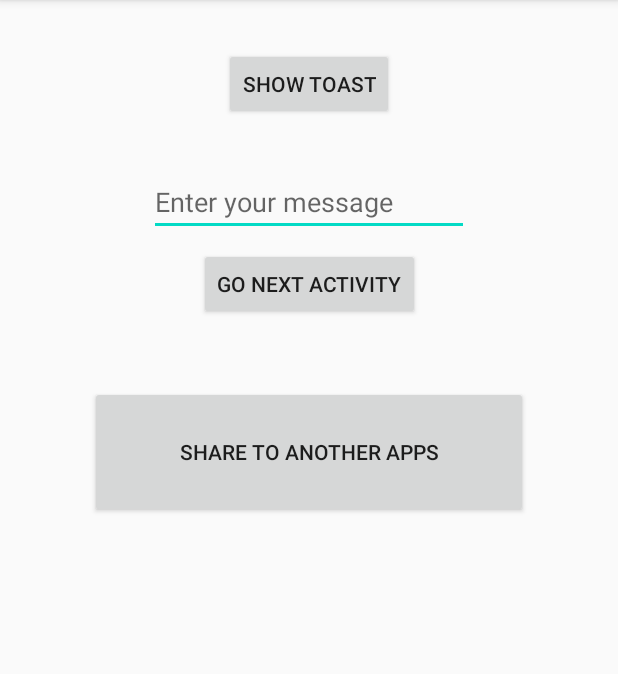
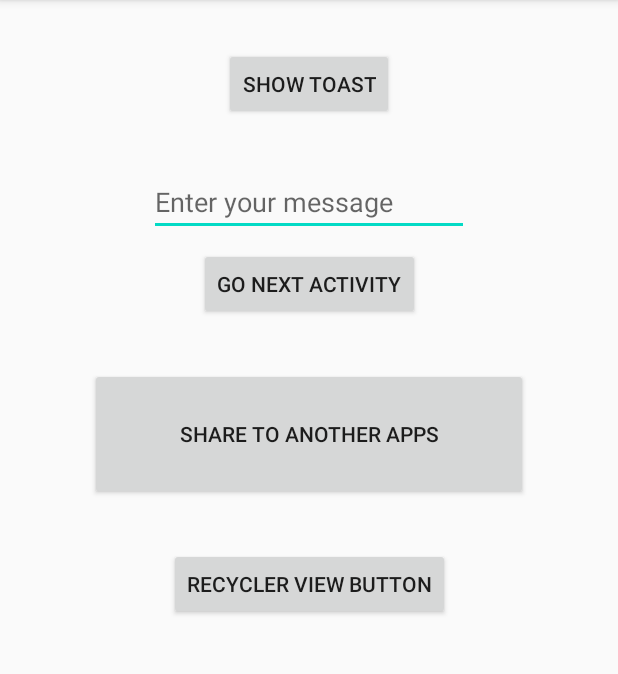
Before and after one commit to Gabrieal4Real/MsgShareApp, an Android app: the screen it shows after launch (MainActivity), on a phone screen of 412 x 824 dp, the part 84-758 px from its top. Run offline under Robolectric (Android 15) with nearby library versions, the phone set to English and light mode, and no system bars.

Commit message:
Part 3.1

```diff
--- a/app/src/main/AndroidManifest.xml
+++ b/app/src/main/AndroidManifest.xml
@@ -9,7 +9,8 @@
         android:roundIcon="@mipmap/ic_launcher_round"
         android:supportsRtl="true"
         android:theme="@style/AppTheme">
-        <activity android:name=".SecondActivity"></activity>
+        <activity android:name=".HobbiesActivity"></activity>
+        <activity android:name=".SecondActivity" />
         <activity android:name=".MainActivity">
             <intent-filter>
                 <action android:name="android.intent.action.MAIN" />
--- a/app/src/main/res/layout/activity_main.xml
+++ b/app/src/main/res/layout/activity_main.xml
@@ -42,11 +42,21 @@
             android:id="@+id/sharetootherapp"
             android:layout_width="292dp"
             android:layout_height="88dp"
-            android:layout_marginTop="44dp"
+            android:layout_marginTop="32dp"
             android:text="Share to Another Apps"
             app:layout_constraintEnd_toEndOf="parent"
             app:layout_constraintHorizontal_bias="0.498"
             app:layout_constraintStart_toStartOf="parent"
             app:layout_constraintTop_toBottomOf="@+id/nextactivitybutton" />
 
+        <Button
+            android:id="@+id/recyclerviewbutton"
+            android:layout_width="wrap_content"
+            android:layout_height="wrap_content"
+            android:layout_marginTop="32dp"
+            android:text="Recycler View Button"
+            app:layout_constraintEnd_toEndOf="parent"
+            app:layout_constraintStart_toStartOf="parent"
+            app:layout_constraintTop_toBottomOf="@+id/sharetootherapp" />
+
 </androidx.constraintlayout.widget.ConstraintLayout>
```
Also changed, not shown: app/src/main/java/com/smartherd/msgshareapp/HobbiesActivity.kt (added, +11 -0 lines), app/src/main/java/com/smartherd/msgshareapp/MainActivity.kt (+9 -0 lines), app/src/main/res/layout/activity_hobbies.xml (added, +8 -0 lines).
